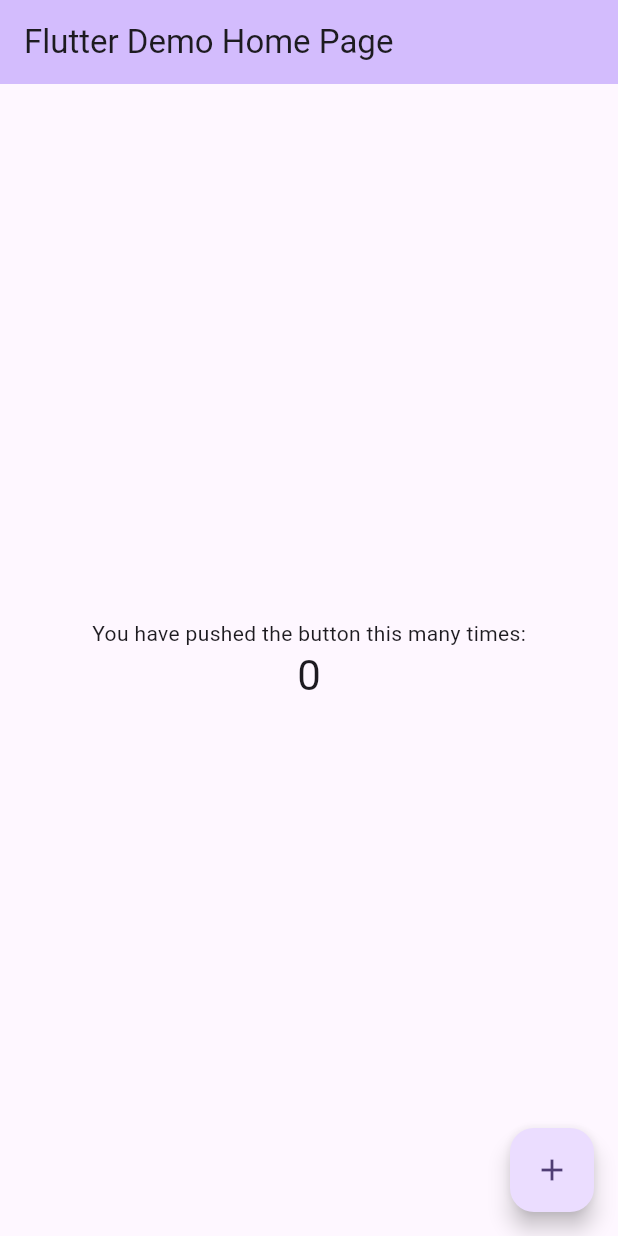
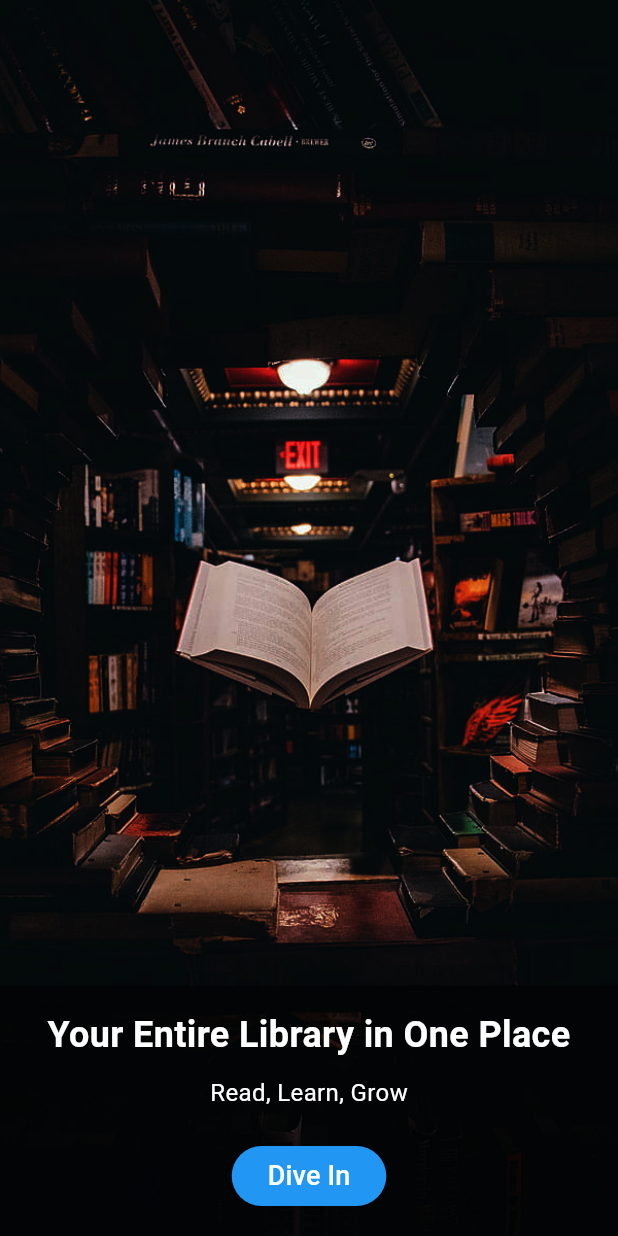
Before and after one commit to RodolfoMRibeiro/QuickRead, a Flutter app: the screen it shows after launch, on a phone screen of 412 x 824 dp. Run offline on Flutter 3.47's test engine with Material 2 defaults, Android fonts, the phone set to English and light mode, and no system bars.

Commit message:
feat: create default welcome page

```diff
--- /dev/null
+++ b/lib/core/res/image_res.dart
@@ -0,0 +1,5 @@
+class ImagePath {
+  ImagePath._();
+  static const String _basePath = "assets/images";
+  static const String welcomePage = "$_basePath/flying_dark_book.png";
+}
--- /dev/null
+++ b/lib/features/authentication/view/authentication_screen.dart
@@ -0,0 +1,13 @@
+import 'package:flutter/material.dart';
+import 'package:quick_read/features/authentication/view/widgets/welcome_page.dart';
+
+class AuthenticationScreen extends StatelessWidget {
+  const AuthenticationScreen({super.key});
+
+  @override
+  Widget build(BuildContext context) {
+    return const Scaffold(
+      body: WelcomePage(),
+    );
+  }
+}
--- /dev/null
+++ b/lib/features/authentication/view/widgets/welcome_page.dart
@@ -0,0 +1,76 @@
+import 'package:flutter/material.dart';
+import 'package:quick_read/core/res/image_res.dart';
+
+class WelcomePage extends StatelessWidget {
+  const WelcomePage({super.key});
+
+  @override
+  Widget build(BuildContext context) {
+    return Stack(
+      children: [
+        Container(
+          decoration: const BoxDecoration(
+            image: DecorationImage(
+              image: AssetImage(ImagePath.welcomePage),
+              fit: BoxFit.cover,
+            ),
+          ),
+        ),
+        Align(
+          alignment: Alignment.bottomCenter,
+          child: FractionallySizedBox(
+            widthFactor: 1.0,
+            child: Container(
+              color: Colors.black
+                  .withOpacity(0.5), // Add a semi-transparent background
+              padding: const EdgeInsets.all(16.0),
+              child: Column(
+                mainAxisSize: MainAxisSize.min,
+                children: [
+                  const Text(
+                    "Your Entire Library in One Place",
+                    style: TextStyle(
+                      fontSize: 24, // Adjust the font size as needed
+                      color: Colors.white, // Set the text color
+                      fontWeight:
+                          FontWeight.bold, // Adjust the font weight as needed
+                    ),
+                    textAlign: TextAlign.center, // Center the text horizontally
+                  ),
+                  const SizedBox(
+                      height: 10), // Add some spacing between the texts
+                  const Text(
+                    "Read, Learn, Grow",
+                    style: TextStyle(
+                      fontSize: 16, // Adjust the font size as needed
+                      color: Colors.white, // Set the text color
+                    ),
+                  ),
+                  const SizedBox(
+                      height:
+                          20), // Add some spacing between the texts and the button
+                  ElevatedButton(
+                    onPressed: () {
+                      // Add your button action here
+                    },
+                    style: ElevatedButton.styleFrom(
+                      backgroundColor:
+                          Colors.blue, // Set the button's background color
+                    ),
+                    child: const Text(
+                      "Dive In",
+                      style: TextStyle(
+                        fontSize: 18, // Adjust the font size as needed
+                        color: Colors.white, // Set the text color
+                      ),
+                    ),
+                  ),
+                ],
+              ),
+            ),
+          ),
+        ),
+      ],
+    );
+  }
+}
--- a/lib/main.dart
+++ b/lib/main.dart
@@ -1,125 +1,22 @@
 import 'package:flutter/material.dart';
+import 'package:quick_read/features/authentication/view/authentication_screen.dart';
 
 void main() {
-  runApp(const MyApp());
+  runApp(const IReadApp());
 }
 
-class MyApp extends StatelessWidget {
-  const MyApp({super.key});
+class IReadApp extends StatelessWidget {
+  const IReadApp({super.key});
 
-  // This widget is the root of your application.
   @override
   Widget build(BuildContext context) {
     return MaterialApp(
       title: 'Flutter Demo',
       theme: ThemeData(
-        // This is the theme of your application.
-        //
-        // TRY THIS: Try running your application with "flutter run". You'll see
-        // the application has a blue toolbar. Then, without quitting the app,
-        // try changing the seedColor in the colorScheme below to Colors.green
-        // and then invoke "hot reload" (save your changes or press the "hot
-        // reload" button in a Flutter-supported IDE, or press "r" if you used
-        // the command line to start the app).
-        //
-        // Notice that the counter didn't reset back to zero; the application
-        // state is not lost during the reload. To reset the state, use hot
-        // restart instead.
-        //
-        // This works for code too, not just values: Most code changes can be
-        // tested with just a hot reload.
         colorScheme: ColorScheme.fromSeed(seedColor: Colors.deepPurple),
         useMaterial3: true,
       ),
-      home: const MyHomePage(title: 'Flutter Demo Home Page'),
+      home: const AuthenticationScreen(),
     );
   }
 }
-
-class MyHomePage extends StatefulWidget {
-  const MyHomePage({super.key, required this.title});
-
-  // This widget is the home page of your application. It is stateful, meaning
-  // that it has a State object (defined below) that contains fields that affect
-  // how it looks.
-
-  // This class is the configuration for the state. It holds the values (in this
-  // case the title) provided by the parent (in this case the App widget) and
-  // used by the build method of the State. Fields in a Widget subclass are
-  // always marked "final".
-
-  final String title;
-
-  @override
-  State<MyHomePage> createState() => _MyHomePageState();
-}
-
-class _MyHomePageState extends State<MyHomePage> {
-  int _counter = 0;
-
-  void _incrementCounter() {
-    setState(() {
-      // This call to setState tells the Flutter framework that something has
-      // changed in this State, which causes it to rerun the build method below
-      // so that the display can reflect the updated values. If we changed
-      // _counter without calling setState(), then the build method would not be
-      // called again, and so nothing would appear to happen.
-      _counter++;
-    });
-  }
-
-  @override
-  Widget build(BuildContext context) {
-    // This method is rerun every time setState is called, for instance as done
-    // by the _incrementCounter method above.
-    //
-    // The Flutter framework has been optimized to make rerunning build methods
-    // fast, so that you can just rebuild anything that needs updating rather
-    // than having to individually change instances of widgets.
-    return Scaffold(
-      appBar: AppBar(
-        // TRY THIS: Try changing the color here to a specific color (to
-        // Colors.amber, perhaps?) and trigger a hot reload to see the AppBar
-        // change color while the other colors stay the same.
-        backgroundColor: Theme.of(context).colorScheme.inversePrimary,
-        // Here we take the value from the MyHomePage object that was created by
-        // the App.build method, and use it to set our appbar title.
-        title: Text(widget.title),
-      ),
-      body: Center(
-        // Center is a layout widget. It takes a single child and positions it
-        // in the middle of the parent.
-        child: Column(
-          // Column is also a layout widget. It takes a list of children and
-          // arranges them vertically. By default, it sizes itself to fit its
-          // children horizontally, and tries to be as tall as its parent.
-          //
-          // Column has various properties to control how it sizes itself and
-          // how it positions its children. Here we use mainAxisAlignment to
-          // center the children vertically; the main axis here is the vertical
-          // axis because Columns are vertical (the cross axis would be
-          // horizontal).
-          //
-          // TRY THIS: Invoke "debug painting" (choose the "Toggle Debug Paint"
-          // action in the IDE, or press "p" in the console), to see the
-          // wireframe for each widget.
-          mainAxisAlignment: MainAxisAlignment.center,
-          children: <Widget>[
-            const Text(
-              'You have pushed the button this many times:',
-            ),
-            Text(
-              '$_counter',
-              style: Theme.of(context).textTheme.headlineMedium,
-            ),
-          ],
-        ),
-      ),
-      floatingActionButton: FloatingActionButton(
-        onPressed: _incrementCounter,
-        tooltip: 'Increment',
-        child: const Icon(Icons.add),
-      ), // This trailing comma makes auto-formatting nicer for build methods.
-    );
-  }
-}
--- a/pubspec.yaml
+++ b/pubspec.yaml
@@ -59,9 +59,8 @@ flutter:
   uses-material-design: true
 
   # To add assets to your application, add an assets section, like this:
-  # assets:
-  #   - images/a_dot_burr.jpeg
-  #   - images/a_dot_ham.jpeg
+  assets:
+    - assets/images/
 
   # An image asset can refer to one or more resolution-specific "variants", see
   # https://flutter.dev/assets-and-images/#resolution-aware
```
Also changed, not shown: assets/images/flying_dark_book.png (added), pubspec.lock, 1 other file.
